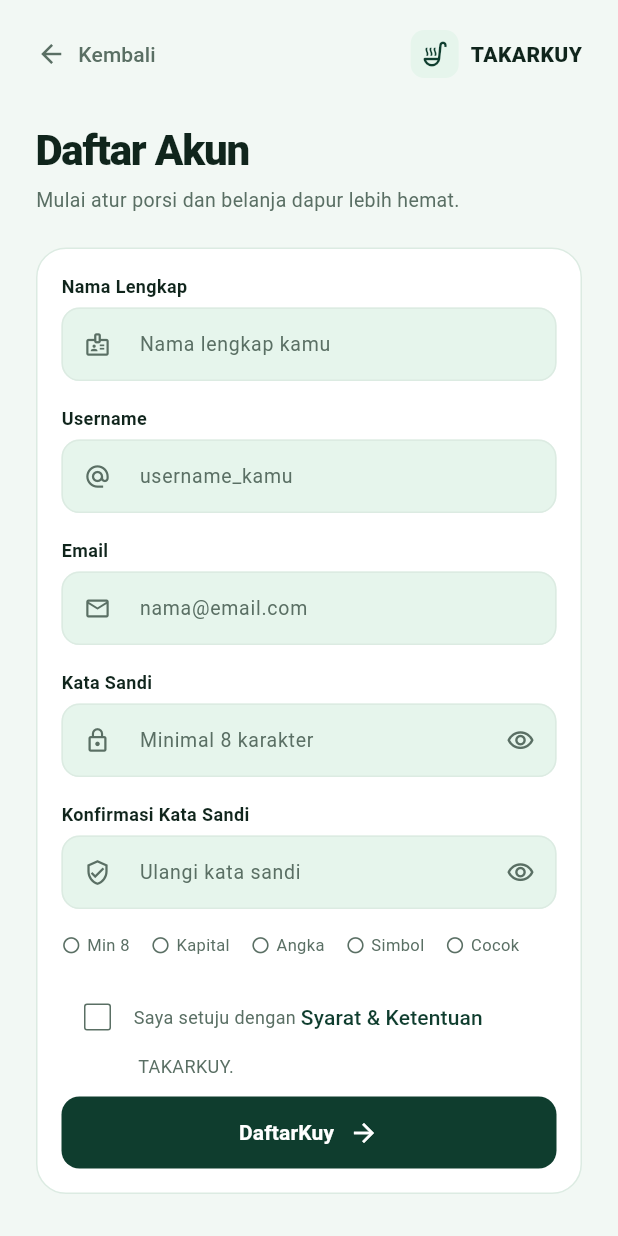
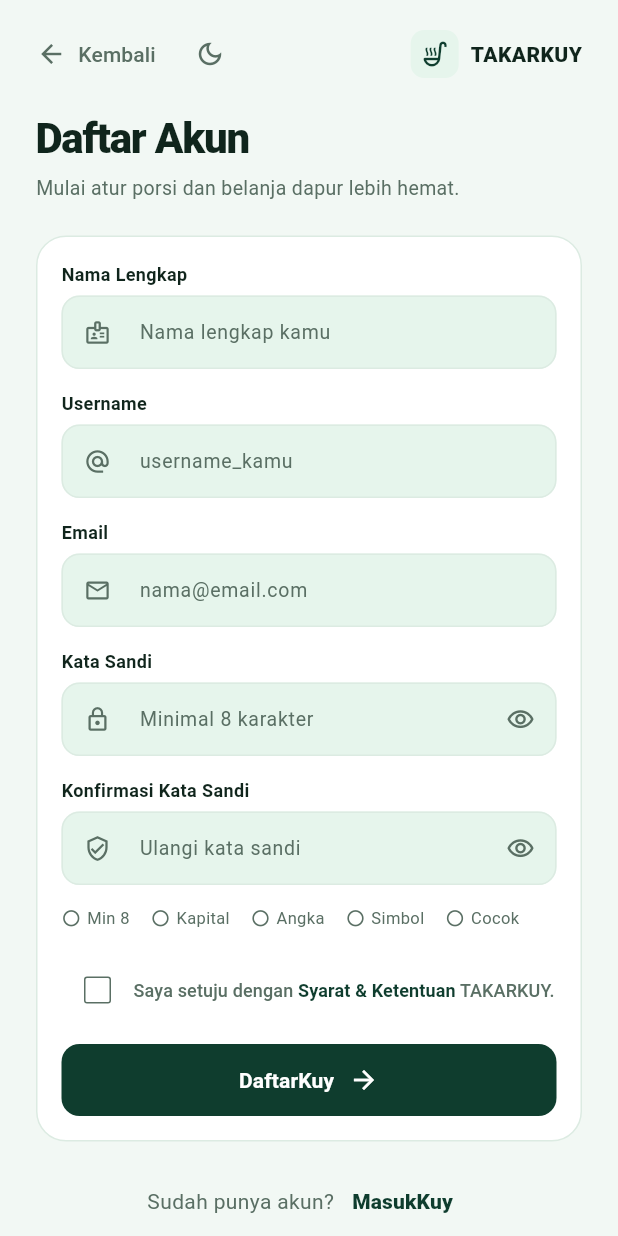
Before and after one commit to PBPUY-11-C/TAKARKUY-APK, a Flutter app: the AkunPage screen opened by its route, after a tap on "Buka halaman daftar", on a phone screen of 412 x 824 dp. Run offline on Flutter 3.47's test engine with Material 3 defaults, Android fonts, the phone set to English and light mode, and no system bars.

Commit message:
feat(modul3): melengkapi keterkaitan register dan navigasi akun

```diff
--- a/lib/akun/screens/akun_page.dart
+++ b/lib/akun/screens/akun_page.dart
@@ -15,7 +15,11 @@ class AkunPage extends StatelessWidget {
             children: [
               const Text('Halaman Login'),
               TextButton(
-                onPressed: () => Navigator.pushNamed(context, '/signup'),
+                onPressed: () => Navigator.pushNamed(
+                  context,
+                  '/signup',
+                  arguments: const {'fromLogin': true},
+                ),
                 child: const Text('Buka halaman daftar'),
               ),
             ],
--- a/lib/akun/screens/signup_page.dart
+++ b/lib/akun/screens/signup_page.dart
@@ -18,6 +18,19 @@ class _SignupPageState extends State<SignupPage> {
   final _confirmation = TextEditingController();
   bool _acceptedTerms = false;
   bool _showTermsError = false;
+  bool _showPassword = false;
+  bool _showConfirmation = false;
+  Brightness? _brightnessOverride;
+
+  Brightness get _brightness =>
+      _brightnessOverride ?? Theme.of(context).brightness;
+
+  ThemeData get _theme => Theme.of(context).copyWith(
+    colorScheme: ColorScheme.fromSeed(
+      seedColor: const Color(0xFF0F3D2E),
+      brightness: _brightness,
+    ),
+  );
 
   @override
   void initState() {
@@ -46,12 +59,56 @@ class _SignupPageState extends State<SignupPage> {
     final valid = _formKey.currentState!.validate();
     setState(() => _showTermsError = !_acceptedTerms);
     if (!valid || !_acceptedTerms) return;
+    FocusScope.of(context).unfocus();
+    _showNotice('Pendaftaran belum tersedia', 'Silakan coba lagi nanti.');
+  }
+
+  void _goToLogin() {
+    final arguments = ModalRoute.of(context)?.settings.arguments;
+    if (arguments is Map &&
+        arguments['fromLogin'] == true &&
+        Navigator.canPop(context)) {
+      Navigator.pop(context);
+    } else {
+      Navigator.pushReplacementNamed(context, '/login');
+    }
+  }
+
+  void _showNotice(String title, String message) {
+    final colors = _SignupColors(_brightness);
+    showDialog<void>(
+      context: context,
+      builder: (dialogContext) => Theme(
+        data: _theme,
+        child: AlertDialog(
+          backgroundColor: colors.card,
+          shape: RoundedRectangleBorder(
+            borderRadius: BorderRadius.circular(20),
+            side: BorderSide(color: colors.border, width: 1.5),
+          ),
+          title: Text(
+            title,
+            style: TextStyle(color: colors.text, fontSize: 20),
+          ),
+          content: Text(message, style: TextStyle(color: colors.muted)),
+          actions: [
+            TextButton(
+              onPressed: () => Navigator.pop(dialogContext),
+              style: TextButton.styleFrom(foregroundColor: colors.accent),
+              child: const Text('Mengerti'),
+            ),
+          ],
+        ),
+      ),
+    );
   }
 
   @override
   Widget build(BuildContext context) {
-    final colors = _SignupColors(Theme.of(context).brightness);
-    return Scaffold(
+    final colors = _SignupColors(_brightness);
+    return Theme(
+      data: _theme,
+      child: Scaffold(
         backgroundColor: colors.background,
         body: SafeArea(
           child: SingleChildScrollView(
@@ -76,6 +133,23 @@ class _SignupPageState extends State<SignupPage> {
                           ),
                         ),
                         const SizedBox(width: 12),
+                        IconButton(
+                          tooltip: colors.dark
+                              ? 'Gunakan mode terang'
+                              : 'Gunakan mode gelap',
+                          onPressed: () => setState(
+                            () => _brightnessOverride = colors.dark
+                                ? Brightness.light
+                                : Brightness.dark,
+                          ),
+                          icon: Icon(
+                            colors.dark
+                                ? Icons.light_mode_outlined
+                                : Icons.dark_mode_outlined,
+                            color: colors.muted,
+                            size: 20,
+                          ),
+                        ),
                         Expanded(
                           child: Row(
                             mainAxisAlignment: MainAxisAlignment.end,
@@ -110,7 +184,7 @@ class _SignupPageState extends State<SignupPage> {
                         ),
                       ],
                     ),
-                  const SizedBox(height: 20),
+                    const SizedBox(height: 12),
                     Text(
                       'Daftar Akun',
                       style: TextStyle(
@@ -173,25 +247,33 @@ class _SignupPageState extends State<SignupPage> {
                               id: 'password',
                               controller: _password,
                               validator: SignupValidation.password,
+                              onToggle: () => setState(
+                                () => _showPassword = !_showPassword,
+                              ),
                               autofillHints: const [AutofillHints.newPassword],
                               label: 'Kata Sandi',
                               hint: 'Minimal 8 karakter',
                               icon: Icons.lock_outline,
-                            obscure: true,
+                              obscure: !_showPassword,
                               colors: colors,
                             ),
                             _SignupField(
                               id: 'confirmation',
                               controller: _confirmation,
-                            validator: (value) => SignupValidation.confirmation(
+                              validator: (value) =>
+                                  SignupValidation.confirmation(
                                     value,
                                     _password.text,
                                   ),
+                              onToggle: () => setState(
+                                () => _showConfirmation = !_showConfirmation,
+                              ),
+                              onSubmitted: (_) => _submit(),
                               autofillHints: const [AutofillHints.newPassword],
                               label: 'Konfirmasi Kata Sandi',
                               hint: 'Ulangi kata sandi',
                               icon: Icons.verified_user_outlined,
-                            obscure: true,
+                              obscure: !_showConfirmation,
                               colors: colors,
                             ),
                             Wrap(
@@ -226,8 +308,7 @@ class _SignupPageState extends State<SignupPage> {
                               children: [
                                 Checkbox(
                                   value: _acceptedTerms,
-                                semanticLabel:
-                                    'Setuju dengan Syarat & Ketentuan TAKARKUY',
+                                  semanticLabel: 'Setuju dengan Syarat & Ketentuan TAKARKUY',
                                   activeColor: colors.accent,
                                   checkColor: colors.actionText,
                                   onChanged: (value) => setState(() {
@@ -237,33 +318,36 @@ class _SignupPageState extends State<SignupPage> {
                                   side: BorderSide(color: colors.muted),
                                 ),
                                 Expanded(
-                                child: Wrap(
-                                  crossAxisAlignment: WrapCrossAlignment.center,
-                                  children: [
-                                    Text(
-                                      'Saya setuju dengan ',
+                                  child: TextButton(
+                                    key: const ValueKey('signup-terms'),
+                                    onPressed: () => _showNotice(
+                                      'Syarat & Ketentuan',
+                                      'Dokumen akan tersedia sebelum pendaftaran dibuka.',
+                                    ),
+                                    style: TextButton.styleFrom(
+                                      padding: EdgeInsets.zero,
+                                      alignment: Alignment.centerLeft,
+                                      minimumSize: const Size(0, 48),
+                                    ),
+                                    child: Text.rich(
+                                      TextSpan(
+                                        text: 'Saya setuju dengan ',
                                         style: TextStyle(
                                           color: colors.muted,
                                           fontSize: 12,
                                         ),
-                                    ),
-                                    TextButton(
-                                      onPressed: () {},
-                                      style: TextButton.styleFrom(
-                                        foregroundColor: colors.accent,
-                                        padding: EdgeInsets.zero,
-                                        minimumSize: const Size(0, 32),
-                                      ),
-                                      child: const Text('Syarat & Ketentuan'),
-                                    ),
-                                    Text(
-                                      ' TAKARKUY.',
+                                        children: [
+                                          TextSpan(
+                                            text: 'Syarat & Ketentuan',
                                             style: TextStyle(
-                                        color: colors.muted,
-                                        fontSize: 12,
+                                              color: colors.accent,
+                                              fontWeight: FontWeight.w600,
                                             ),
                                           ),
+                                          const TextSpan(text: ' TAKARKUY.'),
                                         ],
+                                      ),
+                                    ),
                                   ),
                                 ),
                               ],
@@ -295,7 +379,9 @@ class _SignupPageState extends State<SignupPage> {
                                 children: [
                                   Text(
                                     'DaftarKuy',
-                                  style: TextStyle(fontWeight: FontWeight.w700),
+                                    style: TextStyle(
+                                      fontWeight: FontWeight.w700,
+                                    ),
                                   ),
                                   SizedBox(width: 10),
                                   Icon(Icons.arrow_forward, size: 20),
@@ -317,7 +403,7 @@ class _SignupPageState extends State<SignupPage> {
                             style: TextStyle(color: colors.muted),
                           ),
                           TextButton(
-                          onPressed: () => Navigator.maybePop(context),
+                            onPressed: _goToLogin,
                             style: TextButton.styleFrom(
                               foregroundColor: colors.accent,
                             ),
@@ -330,6 +416,7 @@ class _SignupPageState extends State<SignupPage> {
                       ),
                     ),
                   ],
+                ),
               ),
             ),
           ),
@@ -351,6 +438,8 @@ class _SignupField extends StatelessWidget {
     this.controller,
     this.validator,
     this.autofillHints,
+    this.onToggle,
+    this.onSubmitted,
   });
 
   final String id, label, hint;
@@ -361,11 +450,13 @@ class _SignupField extends StatelessWidget {
   final TextEditingController? controller;
   final FormFieldValidator<String>? validator;
   final Iterable<String>? autofillHints;
+  final VoidCallback? onToggle;
+  final ValueChanged<String>? onSubmitted;
 
   @override
   Widget build(BuildContext context) {
     return Padding(
-      padding: const EdgeInsets.only(bottom: 16),
+      padding: const EdgeInsets.only(bottom: 14),
       child: Column(
         crossAxisAlignment: CrossAxisAlignment.start,
         children: [
@@ -385,8 +476,14 @@ class _SignupField extends StatelessWidget {
             autovalidateMode: AutovalidateMode.onUserInteraction,
             autofillHints: autofillHints,
             autocorrect: id == 'name',
-            enableSuggestions: !obscure,
-            textInputAction: TextInputAction.next,
+            enableSuggestions: id != 'password' && id != 'confirmation',
+            textCapitalization: id == 'name'
+                ? TextCapitalization.words
+                : TextCapitalization.none,
+            textInputAction: id == 'confirmation'
+                ? TextInputAction.done
+                : TextInputAction.next,
+            onFieldSubmitted: onSubmitted,
             keyboardType: keyboardType,
             obscureText: obscure,
             style: TextStyle(color: colors.text, fontSize: 14),
@@ -404,12 +501,15 @@ class _SignupField extends StatelessWidget {
               ),
               hintStyle: TextStyle(color: colors.muted, fontSize: 13),
               prefixIcon: Icon(icon, size: 18, color: colors.muted),
-              suffixIcon: obscure
+              suffixIcon: onToggle != null
                   ? IconButton(
-                      onPressed: () {},
-                      tooltip: 'Tampilkan $label',
+                      onPressed: onToggle,
+                      tooltip:
+                          '${obscure ? 'Tampilkan' : 'Sembunyikan'} $label',
                       icon: Icon(
-                        Icons.visibility_outlined,
+                        obscure
+                            ? Icons.visibility_outlined
+                            : Icons.visibility_off_outlined,
                         size: 19,
                         color: colors.muted,
                       ),
```
Also changed, not shown: lib/screens/menu.dart (+43 -19 lines), 2 other files. Lines whose indentation alone changed are shown as unchanged.
